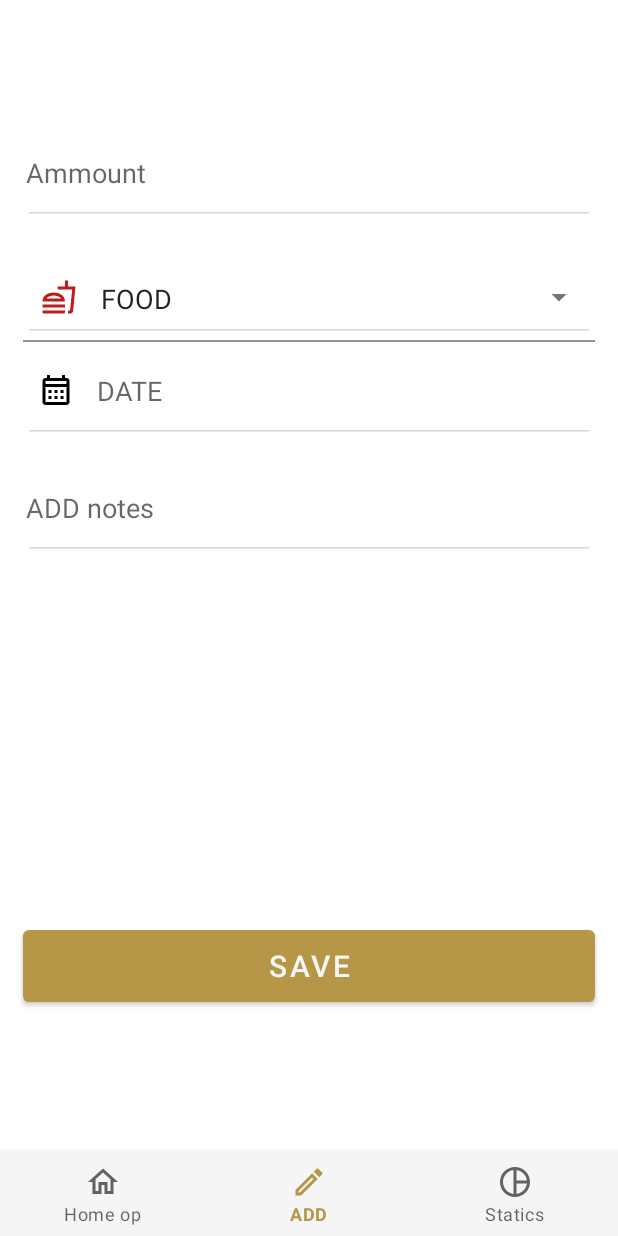
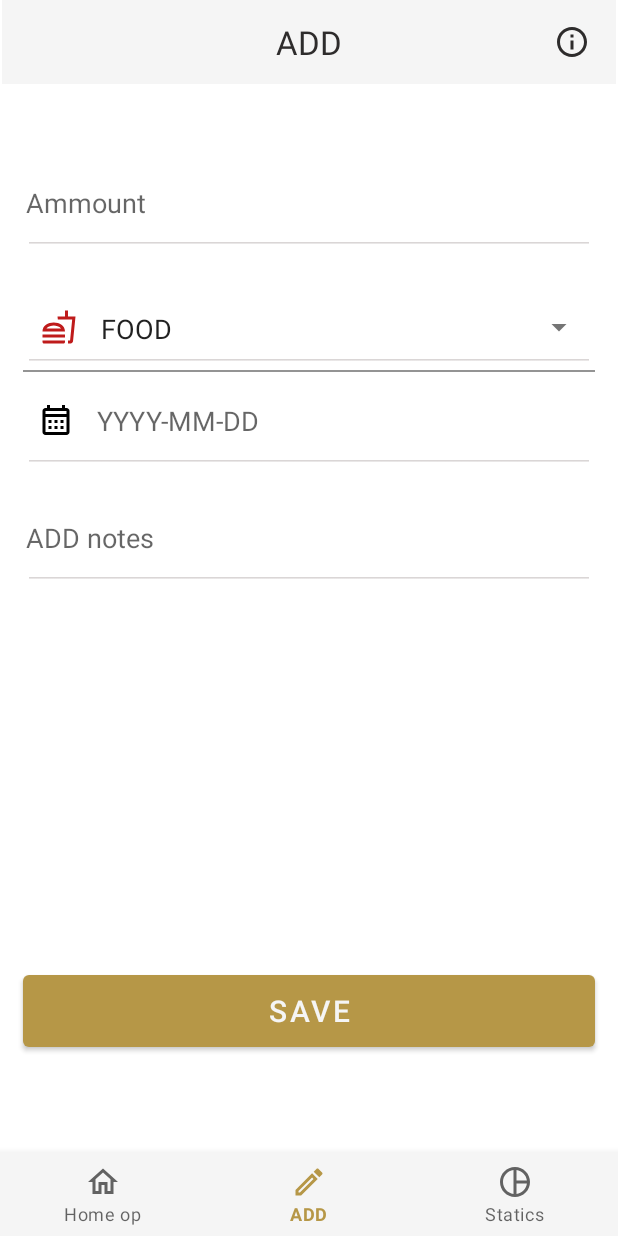
Before and after one commit to abhay-lodhi/Finanance, an Android app: the DashboardFragment screen opened through its navigation route, on a phone screen of 412 x 824 dp. Run offline under Robolectric (Android 15) with nearby library versions, the phone set to English and light mode, and no system bars; our stand-ins replace navigation-ui.

Commit message:
add fragment_5/4/22

```diff
--- a/app/build.gradle
+++ b/app/build.gradle
@@ -36,7 +36,6 @@ android {
 }
 
 dependencies {
-
     implementation 'androidx.core:core-ktx:1.7.0'
     implementation 'androidx.appcompat:appcompat:1.4.1'
     implementation 'com.google.android.material:material:1.5.0'
--- /dev/null
+++ b/app/src/main/java/com/example/finanance/model/finModelClass.kt
@@ -0,0 +1,4 @@
+package com.example.finanance.model
+
+
+class finModelClass(val id: Int, val Amount: Int, val Type: String,val Date: String , val Note: String,val Mode: String,val Transaction_id : String?)
--- /dev/null
+++ b/app/src/main/res/drawable/ic_outline_info_24.xml
@@ -0,0 +1,10 @@
+<vector xmlns:android="http://schemas.android.com/apk/res/android"
+    android:width="24dp"
+    android:height="24dp"
+    android:viewportWidth="24"
+    android:viewportHeight="24"
+    >
+  <path
+      android:fillColor="@color/black2"
+      android:pathData="M11,7h2v2h-2zM11,11h2v6h-2zM12,2C6.48,2 2,6.48 2,12s4.48,10 10,10 10,-4.48 10,-10S17.52,2 12,2zM12,20c-4.41,0 -8,-3.59 -8,-8s3.59,-8 8,-8 8,3.59 8,8 -3.59,8 -8,8z"/>
+</vector>
--- a/app/src/main/res/layout/fragment_dashboard.xml
+++ b/app/src/main/res/layout/fragment_dashboard.xml
@@ -7,11 +7,11 @@
     tools:context=".ui.dashboard.DashboardFragment">
 
     <EditText
-        android:id="@+id/editTextTextPersonName"
+        android:id="@+id/amount"
         android:layout_width="0dp"
         android:layout_height="wrap_content"
         android:ems="10"
-        android:layout_marginTop="90dp"
+        android:layout_marginTop="110dp"
         android:layout_marginLeft="15dp"
         android:layout_marginRight="15dp"
         android:paddingBottom="15dp"
@@ -43,7 +43,7 @@
         app:layout_constraintEnd_toEndOf="parent"
         app:layout_constraintHorizontal_bias="0.0"
         app:layout_constraintStart_toStartOf="parent"
-        app:layout_constraintTop_toBottomOf="@+id/editTextTextPersonName"
+        app:layout_constraintTop_toBottomOf="@+id/amount"
         app:startIconDrawable="@drawable/ic_outline_fastfood_24"
         >
 
@@ -65,7 +65,7 @@
     </com.google.android.material.textfield.TextInputLayout>
 
     <EditText
-        android:id="@+id/editTextDate"
+        android:id="@+id/date"
         android:layout_width="0dp"
         android:layout_height="wrap_content"
         android:layout_marginLeft="15dp"
@@ -73,7 +73,7 @@
         android:layout_marginRight="15dp"
         android:ems="10"
         android:paddingLeft="10dp"
-        android:hint="DATE"
+        android:hint="YYYY-MM-DD"
         android:textSize="18dp"
         android:paddingBottom="15dp"
         android:paddingTop="5dp"
@@ -89,7 +89,7 @@
         app:layout_constraintTop_toBottomOf="@+id/textinputlayout" />
 
     <EditText
-        android:id="@+id/editTextTextPersonName2"
+        android:id="@+id/addNotes"
         android:layout_width="0dp"
         android:layout_height="wrap_content"
         android:layout_marginLeft="15dp"
@@ -106,20 +106,48 @@
         app:layout_constraintEnd_toEndOf="parent"
         app:layout_constraintHorizontal_bias="0.0"
         app:layout_constraintStart_toStartOf="parent"
-        app:layout_constraintTop_toBottomOf="@+id/editTextDate" />
+        app:layout_constraintTop_toBottomOf="@+id/date" />
 
     <Button
-        android:id="@+id/button"
+        android:id="@+id/Save"
         android:layout_width="0dp"
         android:layout_height="wrap_content"
         android:layout_marginLeft="15dp"
         android:layout_marginRight="15dp"
         android:minHeight="60dp"
-        android:layout_marginBottom="150dp"
+        android:layout_marginBottom="120dp"
         android:text="SAVE"
         android:textSize="20dp"
         app:layout_constraintBottom_toBottomOf="parent"
         app:layout_constraintEnd_toEndOf="parent"
         app:layout_constraintStart_toStartOf="parent" />
 
+    <androidx.appcompat.widget.Toolbar
+        android:id="@+id/toolbar"
+        android:layout_width="409dp"
+        android:layout_height="wrap_content"
+        android:background="?attr/colorOnPrimary"
+        android:minHeight="?attr/actionBarSize"
+        app:layout_constraintEnd_toEndOf="parent"
+        app:layout_constraintStart_toStartOf="parent"
+        app:layout_constraintTop_toTopOf="parent">
+
+    <TextView
+        android:layout_width="wrap_content"
+        android:layout_height="wrap_content"
+        android:textSize="22dp"
+        android:text="ADD"
+        android:layout_gravity="center"
+        android:textColor="@color/black2"
+        android:id="@+id/toolbar_title" />
+        <ImageView
+            android:layout_width="wrap_content"
+            android:layout_height="wrap_content"
+            android:layout_gravity="end"
+            android:src="@drawable/ic_outline_info_24"
+            android:layout_marginEnd="17dp"
+            />
+
+    </androidx.appcompat.widget.Toolbar>
+
 </androidx.constraintlayout.widget.ConstraintLayout>
--- a/app/src/main/res/values/colors.xml
+++ b/app/src/main/res/values/colors.xml
@@ -10,4 +10,6 @@
     <color name="grey">#F5F5F5</color>
     <color name="grey2">#DAD6D6</color>
     <color name="red">#BF1B1B</color>
+    <color name="black2">#2E2C2C</color>
+
 </resources>
--- a/app/src/main/res/values/strings.xml
+++ b/app/src/main/res/values/strings.xml
@@ -6,7 +6,8 @@
     <string-array name="category">
         <item>FOOD</item>
         <item>BILLS</item>
-        <item>CLOTHING</item>
+        <item>SHOPPING</item>
+        <item>Daily Needs</item>
         <item>OTHERS</item>
     </string-array>
 </resources>
```
Also changed, not shown: app/src/main/java/com/example/finanance/DB/DBHandler.kt (added, +82 -0 lines), app/src/main/java/com/example/finanance/ui/dashboard/DashboardFragment.kt (+55 -18 lines).
